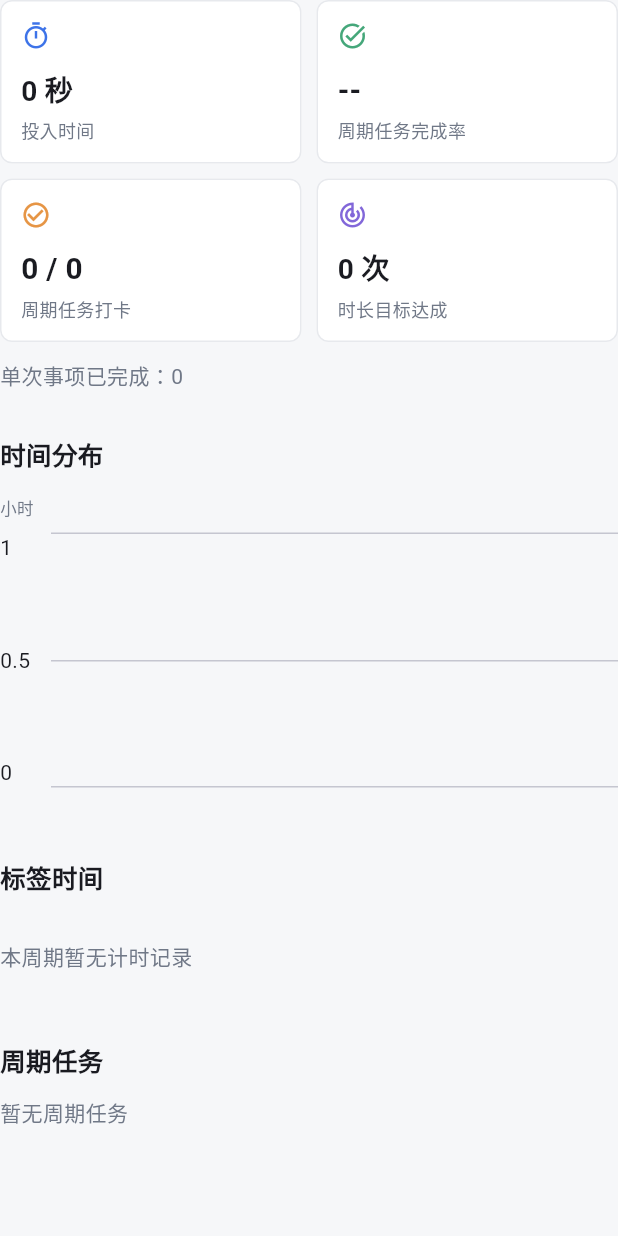
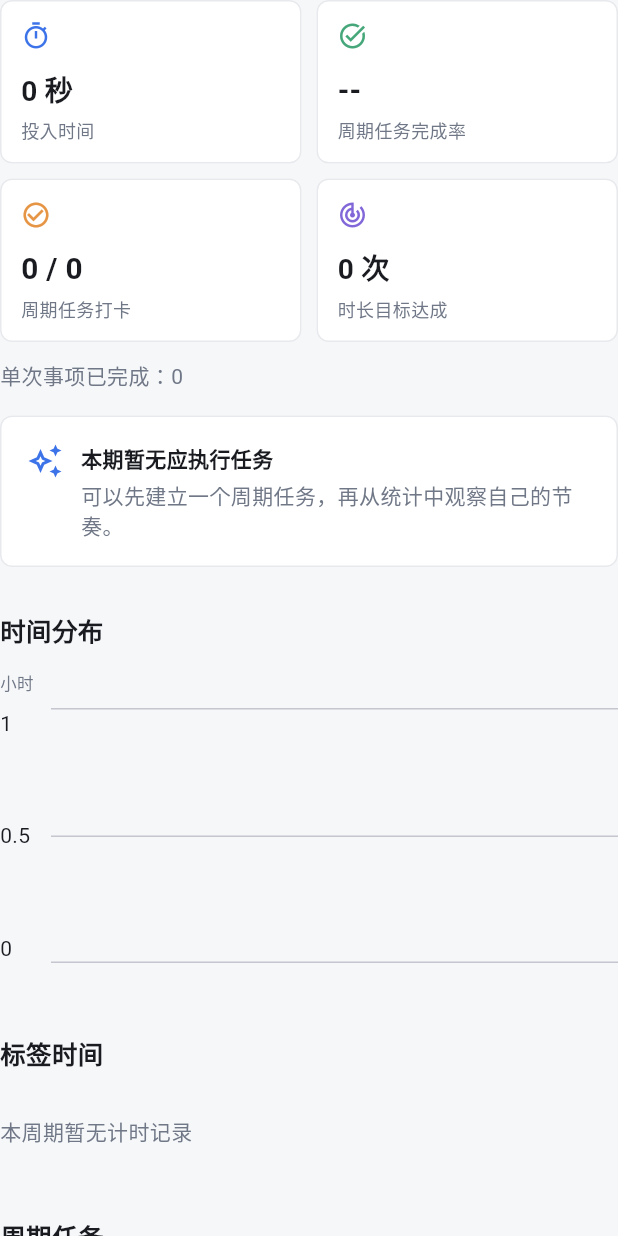
Before and after one commit to Dai-xx66/check-d, a Flutter app: the _ReportContent widget shown alone on an empty page, opened directly with empty values, on a phone screen of 412 x 824 dp. Run offline on Flutter 3.47's test engine with Material 3 defaults, Android fonts, the phone set to English and light mode, and no system bars; our stand-ins replace drift, drift_flutter, flutter_riverpod, go_router, supabase_flutter; accounts and stored records are empty; generated files the repository leaves out were written again.

Commit message:
Add completion insights

```diff
--- a/lib/features/statistics/domain/statistics_models.dart
+++ b/lib/features/statistics/domain/statistics_models.dart
@@ -139,6 +139,55 @@ class StatisticsReport {
   double get rate => expected == 0 ? 0 : completed / expected;
   int secondsForTag(String? id) =>
       buckets.fold(0, (sum, b) => sum + (b.secondsByTag[id] ?? 0));
+
+  SmartSummary get smartSummary {
+    if (expected == 0) {
+      return const SmartSummary(
+        title: '本期暂无应执行任务',
+        message: '可以先建立一个周期任务，再从统计中观察自己的节奏。',
+        tone: SmartSummaryTone.neutral,
+      );
+    }
+    if (rate < 0.3) {
+      return const SmartSummary(
+        title: '先把目标调得更可持续',
+        message: '最近完成率较低，可以考虑降低每日目标时长，使坚持更容易发生。',
+        tone: SmartSummaryTone.attention,
+      );
+    }
+    if (rate < 0.5) {
+      return const SmartSummary(
+        title: '目标可能偏高',
+        message: '当前目标可以根据实际情况适当减少，给稳定执行留出空间。',
+        tone: SmartSummaryTone.attention,
+      );
+    }
+    if (rate < 0.7) {
+      return const SmartSummary(
+        title: '正在形成节奏',
+        message: '完成情况不错，继续保持，稳定的重复会逐渐形成习惯。',
+        tone: SmartSummaryTone.positive,
+      );
+    }
+    return const SmartSummary(
+      title: '保持得很好',
+      message: '本阶段完成情况非常好，继续保持这份节奏。',
+      tone: SmartSummaryTone.positive,
+    );
+  }
+}
+
+enum SmartSummaryTone { neutral, attention, positive }
+
+class SmartSummary {
+  const SmartSummary({
+    required this.title,
+    required this.message,
+    required this.tone,
+  });
+  final String title;
+  final String message;
+  final SmartSummaryTone tone;
 }
 
 class StatisticsData {
--- a/lib/features/statistics/presentation/statistics_page.dart
+++ b/lib/features/statistics/presentation/statistics_page.dart
@@ -196,6 +196,8 @@ class _ReportContent extends StatelessWidget {
         '单次事项已完成：${report.remindersCompleted}',
         style: const TextStyle(color: AppColors.muted),
       ),
+      const SizedBox(height: 16),
+      _SmartSummaryCard(summary: report.smartSummary),
       const SizedBox(height: 30),
       const _Heading('时间分布'),
       const SizedBox(height: 16),
@@ -287,6 +289,48 @@ class _ReportContent extends StatelessWidget {
   );
 }
 
+class _SmartSummaryCard extends StatelessWidget {
+  const _SmartSummaryCard({required this.summary});
+  final SmartSummary summary;
+
+  @override
+  Widget build(BuildContext context) {
+    final color = switch (summary.tone) {
+      SmartSummaryTone.positive => AppColors.green,
+      SmartSummaryTone.attention => AppColors.orange,
+      SmartSummaryTone.neutral => AppColors.primary,
+    };
+    return Card(
+      child: Padding(
+        padding: const EdgeInsets.all(18),
+        child: Row(
+          crossAxisAlignment: CrossAxisAlignment.start,
+          children: [
+            Icon(Icons.auto_awesome_outlined, color: color),
+            const SizedBox(width: 12),
+            Expanded(
+              child: Column(
+                crossAxisAlignment: CrossAxisAlignment.start,
+                children: [
+                  Text(
+                    summary.title,
+                    style: const TextStyle(fontWeight: FontWeight.w700),
+                  ),
+                  const SizedBox(height: 5),
+                  Text(
+                    summary.message,
+                    style: const TextStyle(color: AppColors.muted),
+                  ),
+                ],
+              ),
+            ),
+          ],
+        ),
+      ),
+    );
+  }
+}
+
 class _Heading extends StatelessWidget {
   const _Heading(this.text);
   final String text;
```
